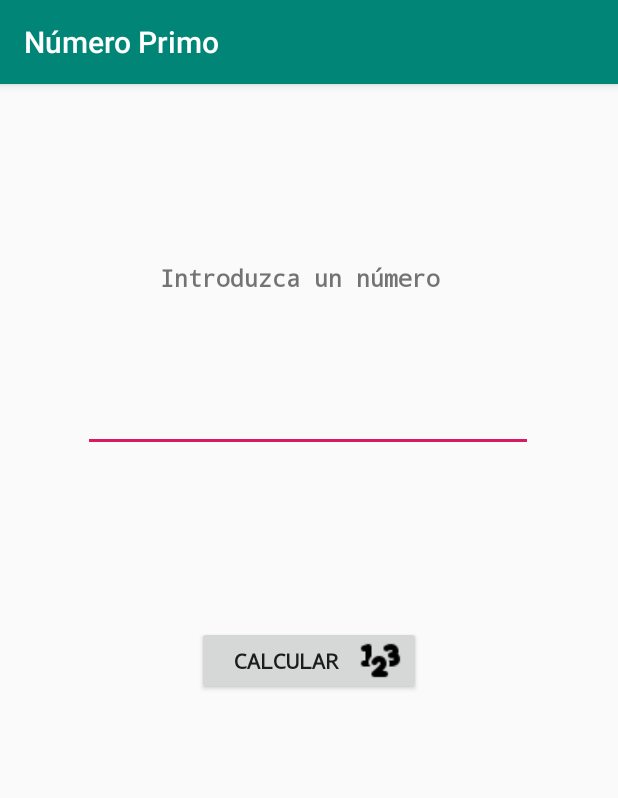
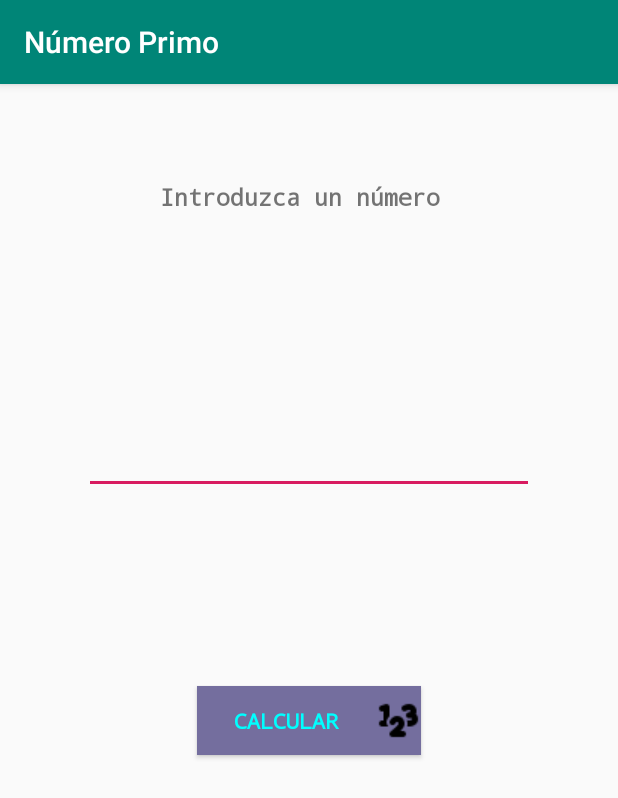
Before and after one commit to JoseQM/Practica4Android, an Android app: the NumerosPrimos screen opened directly, with no data from a screen before it, on a phone screen of 412 x 824 dp. Shown: the top 798 px of the screen. Run offline under Robolectric (Android 15) with nearby library versions, the phone set to English and light mode, and no system bars.

Commit message:
Landscape hecho. Falta funcionalidad botón 2.

```diff
--- a/app/src/main/res/layout/activity_numeros_primos.xml
+++ b/app/src/main/res/layout/activity_numeros_primos.xml
@@ -14,38 +14,40 @@
         android:inputType="textPersonName"
         app:layout_constraintBottom_toBottomOf="parent"
         app:layout_constraintEnd_toEndOf="parent"
-        app:layout_constraintHorizontal_bias="0.495"
+        app:layout_constraintHorizontal_bias="0.498"
         app:layout_constraintStart_toStartOf="parent"
         app:layout_constraintTop_toTopOf="parent"
-        app:layout_constraintVertical_bias="0.264" />
+        app:layout_constraintVertical_bias="0.303" />
 
     <Button
         android:id="@+id/btnCalcular"
         android:layout_width="149dp"
         android:layout_height="46dp"
-        android:text="@string/btnPrimo"
         android:drawableEnd="@drawable/icononprimo"
         android:fontFamily="monospace"
+        android:text="@string/btnPrimo"
+        style="@style/btnStyles"
         android:textStyle="bold"
         app:layout_constraintBottom_toBottomOf="parent"
         app:layout_constraintEnd_toEndOf="parent"
         app:layout_constraintStart_toStartOf="parent"
-        app:layout_constraintTop_toTopOf="parent" />
+        app:layout_constraintTop_toTopOf="parent"
+        app:layout_constraintVertical_bias="0.556" />
 
     <TextView
         android:id="@+id/txtLblPrimo"
         android:layout_width="198dp"
         android:layout_height="40dp"
+        android:fontFamily="monospace"
         android:text="@string/numeroPrimo"
-        android:fontFamily="monospace"
         android:textSize="16sp"
         android:textStyle="bold"
         app:layout_constraintBottom_toBottomOf="parent"
         app:layout_constraintEnd_toEndOf="parent"
-        app:layout_constraintHorizontal_bias="0.497"
+        app:layout_constraintHorizontal_bias="0.499"
         app:layout_constraintStart_toStartOf="parent"
         app:layout_constraintTop_toTopOf="parent"
-        app:layout_constraintVertical_bias="0.162" />
+        app:layout_constraintVertical_bias="0.088" />
 
     <TextView
         android:id="@+id/txtResultadoPrimo"
@@ -58,5 +60,5 @@
         app:layout_constraintEnd_toEndOf="parent"
         app:layout_constraintStart_toStartOf="parent"
         app:layout_constraintTop_toTopOf="parent"
-        app:layout_constraintVertical_bias="0.745" />
+        app:layout_constraintVertical_bias="0.826" />
 </androidx.constraintlayout.widget.ConstraintLayout>
--- a/app/src/main/res/layout/activity_selecciona_imagenes.xml
+++ b/app/src/main/res/layout/activity_selecciona_imagenes.xml
@@ -11,6 +11,7 @@
         android:layout_width="wrap_content"
         android:layout_height="wrap_content"
         android:text="@string/planta1"
+        style="@style/btnStyles"
         app:layout_constraintBottom_toBottomOf="parent"
         app:layout_constraintEnd_toEndOf="parent"
         app:layout_constraintHorizontal_bias="0.269"
@@ -23,6 +24,7 @@
         android:layout_width="wrap_content"
         android:layout_height="wrap_content"
         android:text="@string/planta2"
+        style="@style/btnStyles"
         app:layout_constraintBottom_toBottomOf="parent"
         app:layout_constraintEnd_toEndOf="parent"
         app:layout_constraintHorizontal_bias="0.634"
@@ -35,6 +37,7 @@
         android:layout_width="wrap_content"
         android:layout_height="wrap_content"
         android:text="@string/planta4"
+        style="@style/btnStyles"
         app:layout_constraintBottom_toBottomOf="parent"
         app:layout_constraintEnd_toEndOf="parent"
         app:layout_constraintHorizontal_bias="0.634"
@@ -47,6 +50,7 @@
         android:layout_width="wrap_content"
         android:layout_height="wrap_content"
         android:text="@string/planta3"
+        style="@style/btnStyles"
         app:layout_constraintBottom_toBottomOf="parent"
         app:layout_constraintEnd_toEndOf="parent"
         app:layout_constraintHorizontal_bias="0.269"
```
Also changed, not shown: app/src/main/res/drawable-v24/cerezol.jpg (added), app/src/main/res/drawable-v24/girasoll.jpg (added), app/src/main/res/drawable-v24/lotol.jpg (added), app/src/main/res/drawable-v24/margarital.jpg (added).
